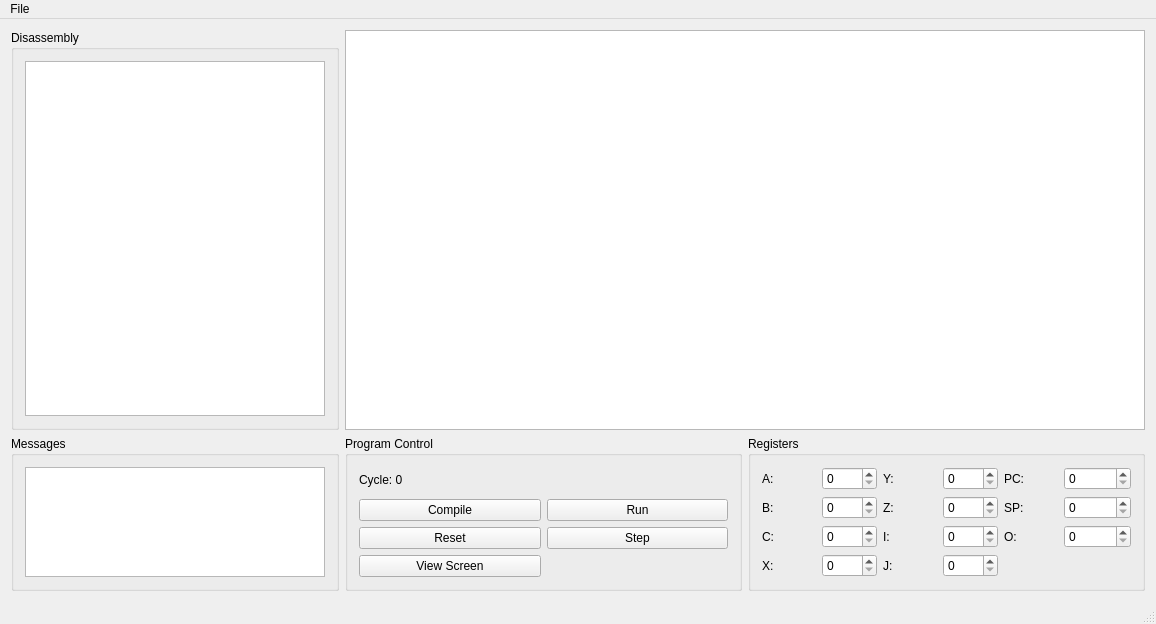
The window that dcpudeveloper.ui (jamie124/DCPU-Developer) describes before a commit, drawn with Qt 5.
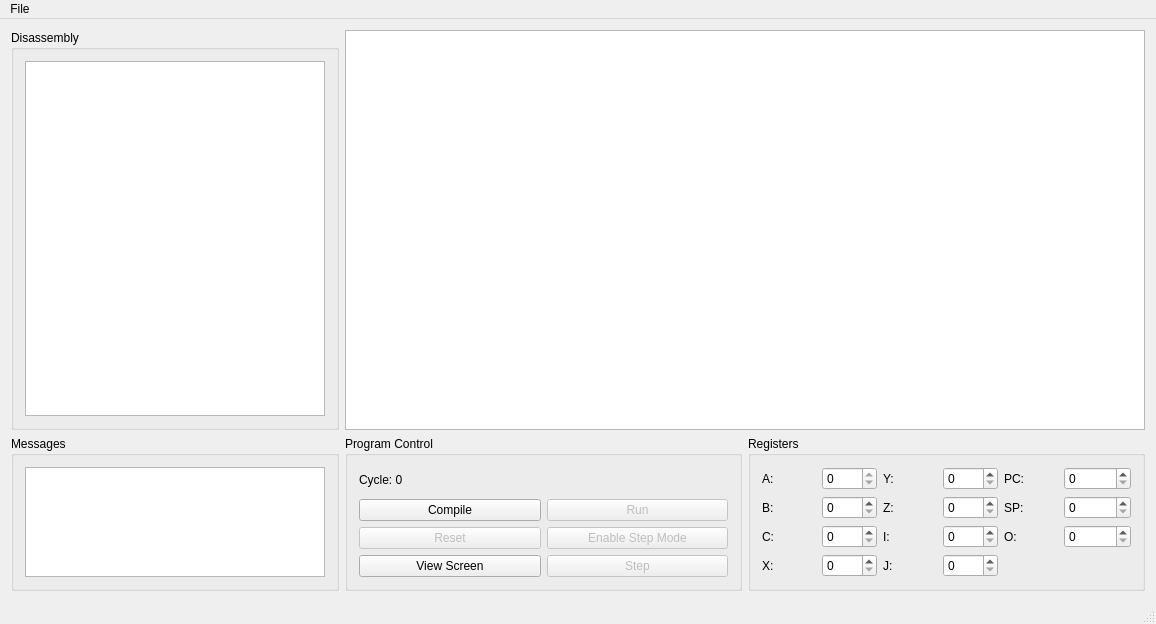
The same window after the commit.

What changed in the file:
```diff
--- a/dcpudeveloper.ui
+++ b/dcpudeveloper.ui
@@ -88,6 +88,9 @@
            </item>
            <item row="3" column="0">
             <widget class="QPushButton" name="reset_button">
+             <property name="enabled">
+              <bool>false</bool>
+             </property>
              <property name="text">
               <string>Reset</string>
              </property>
@@ -102,18 +105,34 @@
            </item>
            <item row="1" column="1">
             <widget class="QPushButton" name="run_button">
+             <property name="enabled">
+              <bool>false</bool>
+             </property>
              <property name="text">
               <string>Run</string>
              </property>
             </widget>
            </item>
-           <item row="3" column="1">
+           <item row="4" column="1">
             <widget class="QPushButton" name="step_button">
+             <property name="enabled">
+              <bool>false</bool>
+             </property>
              <property name="text">
               <string>Step</string>
              </property>
             </widget>
            </item>
+           <item row="3" column="1">
+            <widget class="QPushButton" name="toggle_step_button">
+             <property name="enabled">
+              <bool>false</bool>
+             </property>
+             <property name="text">
+              <string>Enable Step Mode</string>
+             </property>
+            </widget>
+           </item>
           </layout>
          </item>
         </layout>
@@ -133,7 +152,14 @@
           </widget>
          </item>
          <item row="0" column="1">
-          <widget class="QSpinBox" name="register_a"/>
+          <widget class="QSpinBox" name="register_a">
+           <property name="readOnly">
+            <bool>true</bool>
+           </property>
+           <property name="maximum">
+            <number>999</number>
+           </property>
+          </widget>
          </item>
          <item row="0" column="2">
           <widget class="QLabel" name="label_5">
```
Left out of the diff: 49 changed lines with no effect on the pictures.
